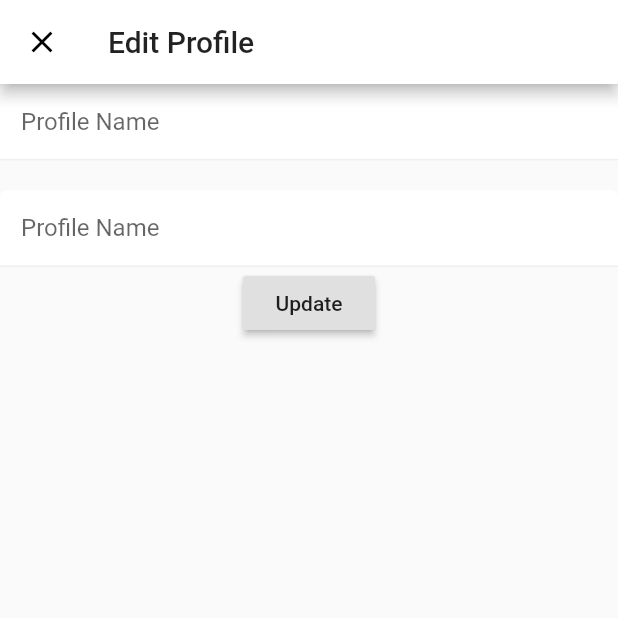
After one commit to nishitjariwala/instagram_app, a Flutter app: the EditProfile screen opened directly, on a phone screen of 412 x 824 dp, the top half of it. The commit adds this screen. Run offline on Flutter 3.47's test engine with Material 2 defaults, Android fonts, the phone set to English and light mode, and no system bars; our stand-ins replace cached_network_image, cloud_firestore, firebase_auth, firebase_storage, flutter_image_compress, flutter_signin_button and 4 more; accounts and stored records are empty.

Commit message:
Profile Page work start

```diff
--- /dev/null
+++ b/instagram_app/lib/screens/EditProfile.dart
@@ -0,0 +1,120 @@
+import 'package:flutter/material.dart';
+import '../User/user.dart';
+import 'HomePage.dart';
+
+
+class EditProfile extends StatefulWidget {
+  User user ;
+  EditProfile({this.user});
+  @override
+  _EditProfileState createState() => _EditProfileState();
+}
+
+class _EditProfileState extends State<EditProfile> {
+  TextEditingController nameEdittingController = TextEditingController();
+  TextEditingController bioEdittingController = TextEditingController();
+  @override
+  void initState() {
+    // TODO: implement initState
+    super.initState();
+    nameEdittingController.text = widget.user.profileName;
+    bioEdittingController.text = widget.user.bio;
+    print(nameEdittingController.text);
+  }
+  displayError(context){
+    return showDialog(
+        context: context,
+        builder: (context){
+          return SimpleDialog(
+            children: <Widget>[
+              Text("Profile Name can't be Empty. Please Try Again !!!"),
+              FlatButton(
+                child: Text("Ok"),
+                color: Colors.blue,
+                onPressed: (){
+                  Navigator.pop(context);
+                },
+              ),
+            ],
+          );
+        }
+    );
+  }
+
+  @override
+  Widget build(BuildContext context) {
+    return Scaffold(
+      appBar: AppBar(
+        backgroundColor: Colors.white,
+        title: Text("Edit Profile"),
+        automaticallyImplyLeading: false,
+        leading: IconButton(icon: Icon(Icons.close), onPressed: (){
+          Navigator.pop(context);
+        }),
+      ),
+      body: Container(
+       child: SingleChildScrollView(
+         child: Column(
+           mainAxisAlignment: MainAxisAlignment.center,
+           children: <Widget>[
+             TextFormField(
+               controller: nameEdittingController,
+               decoration: InputDecoration(
+                   filled: true,
+                   fillColor: Colors.white,
+                   hintText: 'Profile Name',
+                   labelText: 'Profile Name',
+                   contentPadding:
+                   const EdgeInsets.only(left: 14.0, bottom: 8.0, top: 8.0),
+                   focusedBorder: OutlineInputBorder(
+                     borderSide: new BorderSide(color: Colors.white),
+                   ),
+                   enabledBorder: UnderlineInputBorder(
+                     borderSide: new BorderSide(color: Colors.grey[200]),
+                   ),
+                 ),
+             ),
+             SizedBox(height: 20,),
+             TextFormField(
+               controller: bioEdittingController,
+               decoration: InputDecoration(
+                 filled: true,
+                 fillColor: Colors.white,
+                 hintText: 'Profile Name',
+                 labelText: 'Profile Name',
+                 contentPadding:
+                 const EdgeInsets.only(left: 14.0, bottom: 8.0, top: 8.0),
+                 focusedBorder: OutlineInputBorder(
+                   borderSide: new BorderSide(color: Colors.white),
+                 ),
+                 enabledBorder: UnderlineInputBorder(
+                   borderSide: new BorderSide(color: Colors.grey[200]),
+                 ),
+               ),
+             ),
+             RaisedButton(
+               child: Text("Update"),
+               onPressed: ()async{
+                 print("start Process of update");
+                 print("checking");
+                 if(nameEdittingController=="" || nameEdittingController.text==null){
+                   displayError(context);
+                 }
+                 else{
+                   userDb.document(widget.user.id).updateData({
+                     "profileName": nameEdittingController.text,
+                     "bio": bioEdittingController.text,
+                   });
+                   Navigator.pop(context);
+                 }
+               },
+             )
+           ],
+         ),
+       ),
+      ),
+
+
+    );
+  }
+}
--- a/instagram_app/lib/screens/FeedPage.dart
+++ b/instagram_app/lib/screens/FeedPage.dart
@@ -13,7 +13,7 @@ class _FeedPageState extends State<FeedPage> {
   @override
   Widget build(BuildContext context) {
     return RaisedButton(
-      child: Text(widget.currentUser.id),
+      child: Text(widget.currentUser.username),
       onPressed: (){
         signOut();
       },
--- a/instagram_app/lib/screens/UploadPost.dart
+++ b/instagram_app/lib/screens/UploadPost.dart
@@ -269,6 +269,6 @@ class _UploadPostState extends State<UploadPost> with AutomaticKeepAliveClientMi
   Widget build(BuildContext context) {
     return image_file == null
         ? displaySelectImageScreen()
-        : image_file == null? circularProgress():displayUploadPostScreen();
+        : image_file == null? circularProgress(): displayUploadPostScreen();
   }
 }
--- a/instagram_app/pubspec.yaml
+++ b/instagram_app/pubspec.yaml
@@ -44,6 +44,7 @@ dependencies:
   cupertino_icons: ^0.1.3
   geolocator: ^6.0.0+4 #For Current Location
   timeago: ^2.0.27 #time ago
+  modal_progress_hud: ^0.1.3
 
 
 
```
Also changed, not shown: instagram_app/lib/screens/HomePage.dart (+58 -6 lines), instagram_app/lib/screens/ProfilePage.dart (+127 -2 lines), instagram_app/lib/widgets/DisplayImage.dart (added, +10 -0 lines), instagram_app/pubspec.lock.
